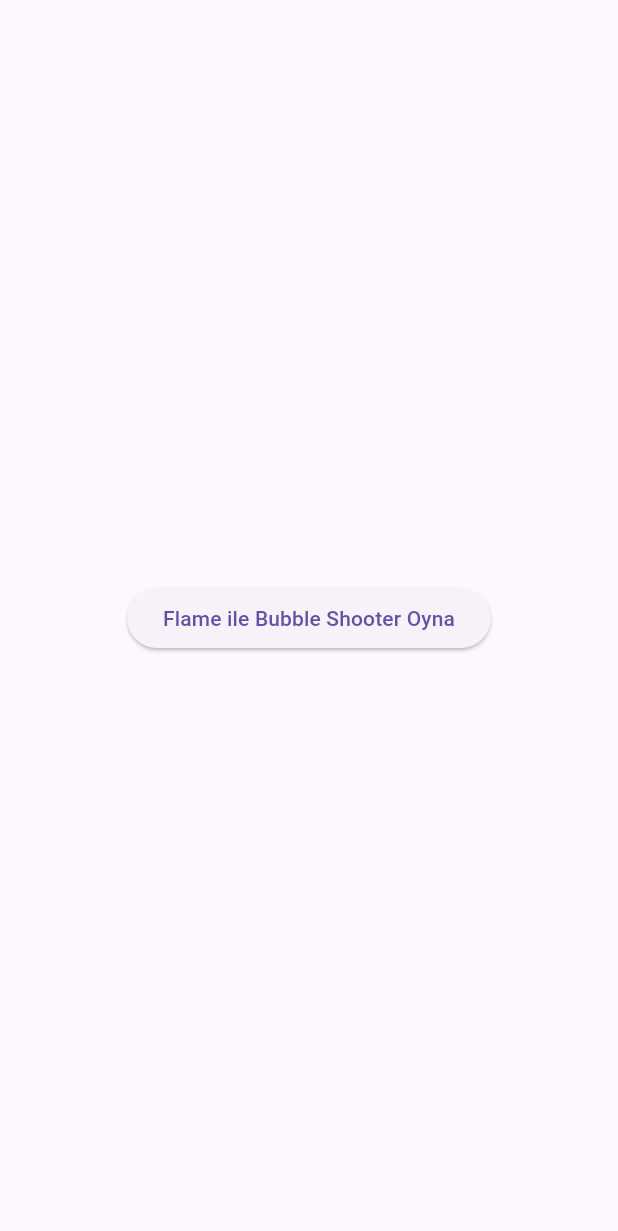
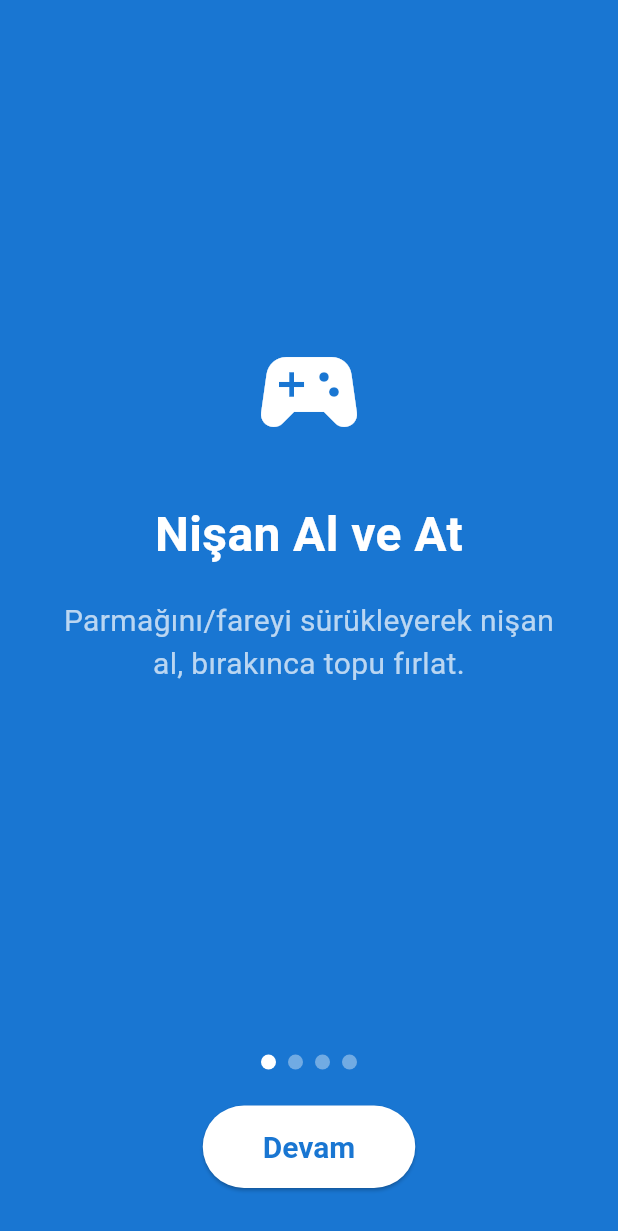
Before and after one commit to ismailhakkii/bubble_shoot, a Flutter app: the screen it shows after launch, on a phone screen of 412 x 824 dp. Shown: the top 1231 px of the screen. Run offline on Flutter 3.47's test engine with Material 3 defaults, Android fonts, the phone set to English and light mode, and no system bars; our stand-ins replace audioplayers, flutter_animate, google_fonts, shared_preferences; missing offline and left inert: flame, flame_audio.

Commit message:
Refactor main app structure to include onboarding flow and enhance audio service integration

```diff
--- a/bubble_shoot/lib/main.dart
+++ b/bubble_shoot/lib/main.dart
@@ -1,11 +1,15 @@
 import 'package:flutter/material.dart';
 import 'package:flutter/services.dart';
 import 'package:google_fonts/google_fonts.dart';
-import 'core/services/audio_service.dart';
+import 'core/services/audio_service.dart' as core_audio;
 import 'core/services/score_service.dart';
 import 'presentation/pages/menu_page.dart';
 import 'package:flame/game.dart';
 import 'presentation/flame/bubble_shooter_game.dart';
+import 'presentation/pages/onboarding_page.dart';
+import 'package:shared_preferences/shared_preferences.dart';
+
+final audioService = core_audio.AudioService();
 
 void main() {
   WidgetsFlutterBinding.ensureInitialized();
@@ -16,30 +20,73 @@ void main() {
   runApp(const MyApp());
 }
 
-class MyApp extends StatelessWidget {
+class MyApp extends StatefulWidget {
   const MyApp({super.key});
 
   @override
+  State<MyApp> createState() => _MyAppState();
+}
+
+class _MyAppState extends State<MyApp> {
+  bool? _showOnboarding;
+
+  @override
+  void initState() {
+    super.initState();
+    _checkOnboarding();
+  }
+
+  Future<void> _checkOnboarding() async {
+    final prefs = await SharedPreferences.getInstance();
+    final seen = prefs.getBool('onboarding_seen') ?? false;
+    setState(() {
+      _showOnboarding = !seen;
+    });
+  }
+
+  void _finishOnboarding() async {
+    final prefs = await SharedPreferences.getInstance();
+    await prefs.setBool('onboarding_seen', true);
+    setState(() {
+      _showOnboarding = false;
+    });
+  }
+
+  @override
   Widget build(BuildContext context) {
+    if (_showOnboarding == null) {
+      return const MaterialApp(home: Scaffold(body: Center(child: CircularProgressIndicator())));
+    }
     return MaterialApp(
       title: 'Bubble Shooter Flame',
       debugShowCheckedModeBanner: false,
       theme: ThemeData(
         primarySwatch: Colors.blue,
       ),
-      home: const FlameMenuPage(),
+      home: _showOnboarding!
+          ? OnboardingPage(onFinish: _finishOnboarding)
+          : FlameMenuPage(audioService: audioService),
     );
   }
 }
 
-class FlameMenuPage extends StatelessWidget {
-  const FlameMenuPage({super.key});
+class FlameMenuPage extends StatefulWidget {
+  final core_audio.AudioService audioService;
+  const FlameMenuPage({super.key, required this.audioService});
 
+  @override
+  State<FlameMenuPage> createState() => _FlameMenuPageState();
+}
+
+class _FlameMenuPageState extends State<FlameMenuPage> {
   @override
   Widget build(BuildContext context) {
     return Scaffold(
       body: Center(
-        child: ElevatedButton(
+        child: Column(
+          mainAxisAlignment: MainAxisAlignment.center,
+          children: [
+            ElevatedButton(
               onPressed: () {
                 final game = BubbleShooterGame();
                 Navigator.push(
@@ -50,6 +97,7 @@ class FlameMenuPage extends StatelessWidget {
                         onPanStart: (details) => game.onPanStart(details),
                         onPanUpdate: (details) => game.onPanUpdate(details),
                         onPanEnd: (details) => game.onPanEnd(details),
+                        onTapDown: (details) => game.onTapDown(details),
                         child: GameWidget(game: game),
                       ),
                     ),
@@ -58,6 +106,32 @@ class FlameMenuPage extends StatelessWidget {
               },
               child: const Text('Flame ile Bubble Shooter Oyna'),
             ),
+            const SizedBox(height: 24),
+            ElevatedButton(
+              onPressed: () {
+                Navigator.push(
+                  context,
+                  MaterialPageRoute(
+                    builder: (context) => OnboardingPage(
+                      onFinish: () => Navigator.pop(context),
+                    ),
+                  ),
+                );
+              },
+              child: const Text('Yardım / Nasıl Oynanır?'),
+            ),
+            const SizedBox(height: 24),
+            IconButton(
+              icon: Icon(widget.audioService.isSoundEnabled ? Icons.volume_up : Icons.volume_off, size: 32),
+              onPressed: () {
+                setState(() {
+                  widget.audioService.toggleSound();
+                });
+              },
+              tooltip: widget.audioService.isSoundEnabled ? 'Sesi Kapat' : 'Sesi Aç',
+            ),
+          ],
+        ),
       ),
     );
   }
--- a/bubble_shoot/lib/presentation/flame/bubble_shooter_game.dart
+++ b/bubble_shoot/lib/presentation/flame/bubble_shooter_game.dart
@@ -370,7 +370,6 @@ class BubbleShooterGame extends FlameGame {
     final isRainbow = color == Colors.white;
     final isExtraShot = color == Colors.orangeAccent;
     BubbleType type = BubbleType.normal;
-    if (color == Colors.grey) type = BubbleType.stone;
     if (color == Colors.lightBlueAccent) type = BubbleType.ice;
     final newBubble = BubbleComponent(
       position: pos,
@@ -387,8 +386,11 @@ class BubbleShooterGame extends FlameGame {
     } else {
       popped = _findConnectedBubbles(newBubble, gridBubbles);
     }
-    // Taş balonlar asla patlamaz, buz balonlar 2 vuruşta patlar
     popped = popped.where((b) => b.type != BubbleType.stone).toList();
+    if (popped.length < 2) {
+      // Yeterli grup yok, patlatma!
+      return;
+    }
     for (final b in popped) {
       if (b.type == BubbleType.ice) {
         b.hitCount++;
--- /dev/null
+++ b/bubble_shoot/lib/presentation/pages/onboarding_page.dart
@@ -0,0 +1,128 @@
+import 'package:flutter/material.dart';
+
+class OnboardingPage extends StatefulWidget {
+  final VoidCallback onFinish;
+  const OnboardingPage({super.key, required this.onFinish});
+
+  @override
+  State<OnboardingPage> createState() => _OnboardingPageState();
+}
+
+class _OnboardingPageState extends State<OnboardingPage> {
+  final PageController _controller = PageController();
+  int _page = 0;
+
+  final List<_OnboardingStep> steps = [
+    _OnboardingStep(
+      title: 'Nişan Al ve At',
+      description: 'Parmağını/fareyi sürükleyerek nişan al, bırakınca topu fırlat.',
+      icon: Icons.sports_esports,
+    ),
+    _OnboardingStep(
+      title: 'Aynı Renkleri Patlat',
+      description: 'Aynı renkten 3 veya daha fazla balonu bir araya getirerek patlat.',
+      icon: Icons.bubble_chart,
+    ),
+    _OnboardingStep(
+      title: 'Güçlendiriciler',
+      description: 'Joker (beyaz), +1 (turuncu), taş (gri, patlamaz), buz (mavi, 2 vuruşta patlar) balonlara dikkat!',
+      icon: Icons.flash_on,
+    ),
+    _OnboardingStep(
+      title: 'Atış Limiti ve Skor',
+      description: 'Her seviyede sınırlı atış hakkın var. Skorunu artırmak için stratejik oyna!',
+      icon: Icons.score,
+    ),
+  ];
+
+  @override
+  Widget build(BuildContext context) {
+    return Scaffold(
+      backgroundColor: Colors.blue[700],
+      body: SafeArea(
+        child: Column(
+          children: [
+            Expanded(
+              child: PageView.builder(
+                controller: _controller,
+                itemCount: steps.length,
+                onPageChanged: (i) => setState(() => _page = i),
+                itemBuilder: (context, i) => _buildStep(steps[i]),
+              ),
+            ),
+            Padding(
+              padding: const EdgeInsets.symmetric(vertical: 24.0),
+              child: Row(
+                mainAxisAlignment: MainAxisAlignment.center,
+                children: List.generate(
+                  steps.length,
+                  (i) => Container(
+                    margin: const EdgeInsets.symmetric(horizontal: 4),
+                    width: 10,
+                    height: 10,
+                    decoration: BoxDecoration(
+                      shape: BoxShape.circle,
+                      color: i == _page ? Colors.white : Colors.white38,
+                    ),
+                  ),
+                ),
+              ),
+            ),
+            Padding(
+              padding: const EdgeInsets.only(bottom: 32.0),
+              child: ElevatedButton(
+                style: ElevatedButton.styleFrom(
+                  backgroundColor: Colors.white,
+                  foregroundColor: Colors.blue[700],
+                  padding: const EdgeInsets.symmetric(horizontal: 40, vertical: 16),
+                  textStyle: const TextStyle(fontSize: 20, fontWeight: FontWeight.bold),
+                ),
+                onPressed: () {
+                  if (_page == steps.length - 1) {
+                    widget.onFinish();
+                  } else {
+                    _controller.nextPage(duration: const Duration(milliseconds: 300), curve: Curves.easeInOut);
+                  }
+                },
+                child: Text(_page == steps.length - 1 ? 'Başla' : 'Devam'),
+              ),
+            ),
+          ],
+        ),
+      ),
+    );
+  }
+
+  Widget _buildStep(_OnboardingStep step) {
+    return Center(
+      child: Padding(
+        padding: const EdgeInsets.symmetric(horizontal: 32.0),
+        child: Column(
+          mainAxisAlignment: MainAxisAlignment.center,
+          children: [
+            Icon(step.icon, size: 80, color: Colors.white),
+            const SizedBox(height: 32),
+            Text(
+              step.title,
+              style: const TextStyle(fontSize: 32, color: Colors.white, fontWeight: FontWeight.bold),
+              textAlign: TextAlign.center,
+            ),
+            const SizedBox(height: 20),
+            Text(
+              step.description,
+              style: const TextStyle(fontSize: 20, color: Colors.white70),
+              textAlign: TextAlign.center,
+            ),
+          ],
+        ),
+      ),
+    );
+  }
+}
+
+class _OnboardingStep {
+  final String title;
+  final String description;
+  final IconData icon;
+  const _OnboardingStep({required this.title, required this.description, required this.icon});
+}
```
Also changed, not shown: bubble_shoot/lib/presentation/flame/audio_service.dart (added, +39 -0 lines). Lines whose indentation alone changed are shown as unchanged.
